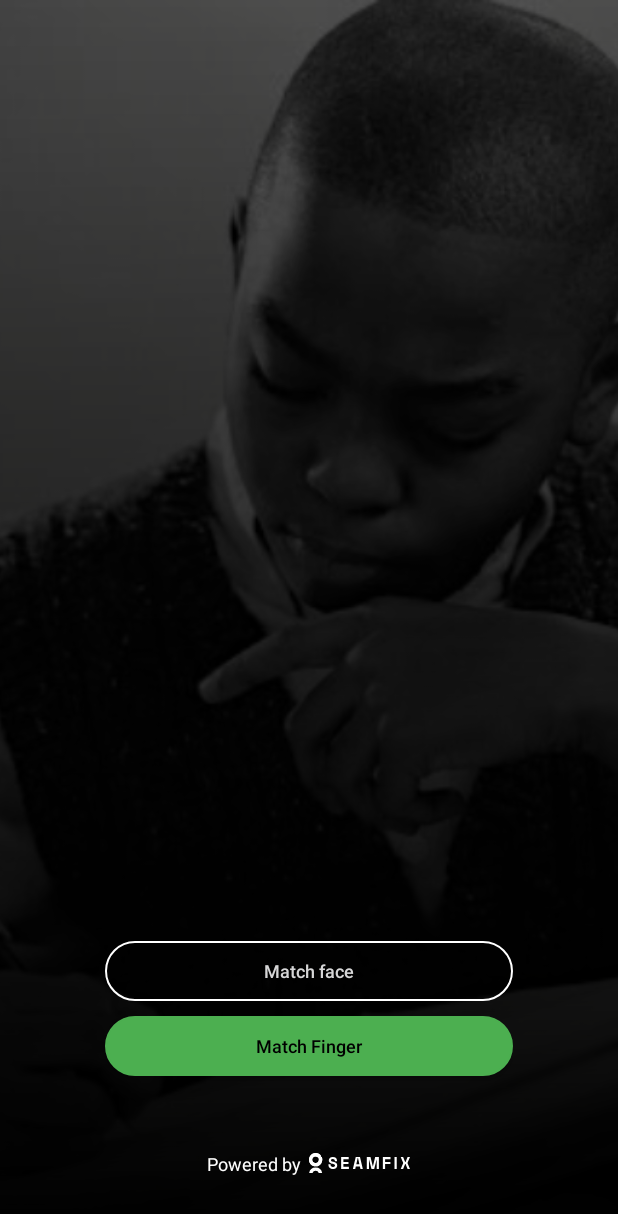
After one commit to sfxdoluwasegun/seamfix-android-barcode-capture-demo-migration, an Android app: the layout activity_home.xml on its own in the app's theme, with its tools: preview values and no code run, on a phone screen of 412 x 824 dp. The commit adds this screen. Shown: the top 1214 px of the screen. Run offline under Robolectric (Android 15) with nearby library versions, the phone set to English and light mode, and no system bars.

Commit message:
- Added view for Qr scanning - Added view for QR generation - Added home screen with landing page - NIMC-510

```diff
--- /dev/null
+++ b/Seamcode/app/src/main/java/com/seamfix/qrcode/HomeActivity.java
@@ -0,0 +1,31 @@
+package com.seamfix.qrcode;
+
+import android.support.v7.app.AppCompatActivity;
+import android.os.Bundle;
+import android.view.Window;
+import android.view.WindowManager;
+import android.widget.Button;
+
+import com.seamfix.seamcode.R;
+
+public class HomeActivity extends AppCompatActivity {
+
+    @Override
+    protected void onCreate(Bundle savedInstanceState) {
+        super.onCreate(savedInstanceState);
+        this.requestWindowFeature(Window.FEATURE_NO_TITLE);
+        getWindow().addFlags(WindowManager.LayoutParams.FLAG_FULLSCREEN);
+        setContentView(R.layout.activity_home);
+
+        Button matchFinger = findViewById(R.id.id_match_finger);
+        Button matchFace   =  findViewById(R.id.id_match_face);
+
+        matchFace.setOnClickListener(v -> {
+
+        });
+
+        matchFinger.setOnClickListener(v -> {
+
+        });
+    }
+}
--- a/Seamcode/app/src/main/java/com/seamfix/qrcode/TestSingleFingerActivity.java
+++ b/Seamcode/app/src/main/java/com/seamfix/qrcode/TestSingleFingerActivity.java
@@ -1,5 +1,6 @@
 package com.seamfix.qrcode;
 
+import android.graphics.Bitmap;
 import android.os.Bundle;
 import android.support.v7.app.AppCompatActivity;
 import android.util.Base64;
@@ -7,6 +8,16 @@ import android.util.Log;
 import android.widget.Toast;
 
 import com.google.gson.Gson;
+import com.google.zxing.BinaryBitmap;
+import com.google.zxing.ChecksumException;
+import com.google.zxing.FormatException;
+import com.google.zxing.LuminanceSource;
+import com.google.zxing.MultiFormatReader;
+import com.google.zxing.NotFoundException;
+import com.google.zxing.RGBLuminanceSource;
+import com.google.zxing.Reader;
+import com.google.zxing.Result;
+import com.google.zxing.common.HybridBinarizer;
 import com.machinezoo.sourceafis.FingerprintCompatibility;
 import com.machinezoo.sourceafis.FingerprintMatcher;
 import com.machinezoo.sourceafis.FingerprintTemplate;
@@ -19,6 +30,9 @@ import com.seamfix.sdk.fingerprint.threshold.FingerThresholds;
 import com.seamfix.sdk.fingerprint.threshold.ThresholdEntity;
 import com.seamfix.seamcode.R;
 import com.sf.bio.lib.util.FileUtils;
+
+import net.glxn.qrgen.android.QRCode;
+import net.glxn.qrgen.core.image.ImageType;
 
 import java.util.ArrayList;
 
@@ -64,8 +78,32 @@ public class TestSingleFingerActivity extends AppCompatActivity {
                 Log.e("LENGTH", "DATA OF ISO: "+ base64);
                 Log.e("LENGTH", "LENGTH OF ISO :" + base64.length());
 
+
+                QRCode code = QRCode.from(base64);
+                code.to(ImageType.PNG);
+                code.withSize(400, 400);
+                Bitmap qrImage  = code.bitmap();
+
+                int[] intArray = new int[qrImage.getWidth() * qrImage.getHeight()];
+                qrImage.getPixels(intArray, 0, qrImage.getWidth(), 0, 0, qrImage.getWidth(),qrImage.getHeight());
+                LuminanceSource source = new RGBLuminanceSource(qrImage.getWidth(), qrImage.getHeight(), intArray);
+                BinaryBitmap bitmap = new BinaryBitmap(new HybridBinarizer(source));
+                Reader reader = new MultiFormatReader();
+
+                byte[] decodedIsoTemp;
+                try {
+                    Result mResult = reader.decode(bitmap);
+                    String text = mResult.getText();
+                    decodedIsoTemp = Base64.decode(text, Base64.NO_WRAP);
+                } catch (NotFoundException | ChecksumException | FormatException e) {
+                    e.printStackTrace();
+                    Toast.makeText(TestSingleFingerActivity.this, "" + e.getMessage(), Toast.LENGTH_LONG).show();
+                    return;
+                }
+
+
                 if(candidate == null) {
-                    candidate = FingerprintCompatibility.convert(isoTemp);
+                    candidate = FingerprintCompatibility.convert(decodedIsoTemp);
                     String candidateSerial = candidate.serialize();
                     Log.e("LENGTH", "DATA OF SERIALIZED: " + candidateSerial);
                 }
@@ -73,6 +111,8 @@ public class TestSingleFingerActivity extends AppCompatActivity {
                 double score = new FingerprintMatcher().index(probe).match(candidate);
                 Log.e("SCORE", "MATCH SCORE: "+ score);
                 Toast.makeText(TestSingleFingerActivity.this, ""+score, Toast.LENGTH_LONG).show();
+
+
             }
 
             @Override
--- /dev/null
+++ b/Seamcode/app/src/main/res/drawable/background_gradient.xml
@@ -0,0 +1,8 @@
+<?xml version="1.0" encoding="utf-8"?>
+<shape xmlns:android="http://schemas.android.com/apk/res/android"
+    android:shape="rectangle">
+    <gradient
+        android:startColor="#000000"
+        android:endColor="#00000000"
+        android:angle="90"/>
+</shape>
--- /dev/null
+++ b/Seamcode/app/src/main/res/drawable/drawable_app_green_round_stroked.xml
@@ -0,0 +1,29 @@
+<?xml version="1.0" encoding="utf-8"?>
+<selector xmlns:android="http://schemas.android.com/apk/res/android">
+
+    <item android:state_enabled="false">
+        <shape android:shape="rectangle">
+            <corners android:radius="150dp" />
+            <solid android:color="#4CAF50" />
+            <stroke android:width="1dp" android:color="#4CAF50" />
+        </shape>
+    </item>
+
+    <item android:state_pressed="false">
+        <shape android:shape="rectangle">
+            <corners android:radius="150dp" />
+            <solid android:color="#4CAF50" />
+            <stroke android:width="1dp" android:color="#4CAF50" />
+        </shape>
+    </item>
+
+
+    <item android:state_pressed="true">
+        <shape android:shape="rectangle">
+            <corners android:radius="150dp" />
+            <solid android:color="#429645" />
+            <stroke android:width="1dp" android:color="#3D8B40" />
+        </shape>
+    </item>
+
+</selector>
--- /dev/null
+++ b/Seamcode/app/src/main/res/drawable/drawable_app_white_round_stroked.xml
@@ -0,0 +1,29 @@
+<?xml version="1.0" encoding="utf-8"?>
+<selector xmlns:android="http://schemas.android.com/apk/res/android">
+
+    <item android:state_enabled="false">
+        <shape android:shape="rectangle">
+            <corners android:radius="150dp" />
+            <solid android:color="@android:color/transparent" />
+            <stroke android:width="1dp" android:color="#FFFFFF" />
+        </shape>
+    </item>
+
+    <item android:state_pressed="false">
+        <shape android:shape="rectangle">
+            <corners android:radius="150dp" />
+            <solid android:color="@android:color/transparent" />
+            <stroke android:width="1dp" android:color="#FFFFFF" />
+        </shape>
+    </item>
+
+
+    <item android:state_pressed="true">
+        <shape android:shape="rectangle">
+            <corners android:radius="150dp" />
+            <solid android:color="@android:color/transparent" />
+            <stroke android:width="1dp" android:color="#ECECEC" />
+        </shape>
+    </item>
+
+</selector>
--- /dev/null
+++ b/Seamcode/app/src/main/res/drawable/ic_water_mark.xml
@@ -0,0 +1,39 @@
+<vector android:height="13dp" android:viewportHeight="13.095"
+    android:viewportWidth="66.635" android:width="67dp" xmlns:android="http://schemas.android.com/apk/res/android">
+    <group>
+        <clip-path android:pathData="M8.678,13.098a4.362,4.362 0,0 0,-8.594 0h2.233a2.178,2.178 0,0 1,4.133 0Z M 0,0"/>
+        <group>
+            <clip-path android:pathData="M0.0,0.0h102.81v68.273h-102.81z M 0,0"/>
+            <path android:fillColor="#fff" android:pathData="M0.0,0.0h9.397v4.417h-9.397z"/>
+        </group>
+    </group>
+    <group>
+        <clip-path android:pathData="M7.115,3.105l-0.817,0.383a2.186,2.186 0,1 1,-0.516 -0.7h0a1.137,1.137 0,0 0,1.333 0.317ZM7.321,1.135a4.38,4.38 0,1 0,1.028 1.4l-1.176,0.548a1.136,1.136 0,0 0,0.521 -1.5A1.124,1.124 0,0 0,7.321 1.132Z M 0,0"/>
+        <group>
+            <clip-path android:pathData="M0.0,0.0h102.81v68.273h-102.81z M 0,0"/>
+            <path android:fillColor="#fff" android:pathData="M0.0,0.0h9.558v9.558h-9.558z"/>
+        </group>
+    </group>
+    <path android:fillColor="#fff" android:fillType="evenOdd" android:pathData="M8.678,13.098a4.362,4.362 0,0 0,-8.594 0h2.233a2.178,2.178 0,0 1,4.133 0Z"/>
+    <group>
+        <clip-path android:pathData="M8.678,13.098a4.362,4.362 0,0 0,-8.594 0h2.233a2.178,2.178 0,0 1,4.133 0Z M 0,0"/>
+        <group>
+            <clip-path android:pathData="M0.0,0.0h102.81v68.273h-102.81z M 0,0"/>
+            <path android:fillColor="#fff" android:pathData="M0.0,0.0h9.397v4.417h-9.397z"/>
+        </group>
+    </group>
+    <group>
+        <clip-path android:pathData="M7.115,3.105l-0.817,0.383a2.186,2.186 0,1 1,-0.516 -0.7h0a1.137,1.137 0,0 0,1.333 0.317ZM7.321,1.135a4.38,4.38 0,1 0,1.028 1.4l-1.176,0.548a1.136,1.136 0,0 0,0.521 -1.5A1.124,1.124 0,0 0,7.321 1.132Z M 0,0"/>
+        <group>
+            <clip-path android:pathData="M0.0,0.0h102.81v68.273h-102.81z M 0,0"/>
+            <path android:fillColor="#fff" android:pathData="M0.0,0.0h9.558v9.558h-9.558z"/>
+        </group>
+    </group>
+    <path android:fillColor="#fff" android:fillType="evenOdd" android:pathData="M62.106,2.611l1.326,3.216h0.27l1.326,-3.216L66.638,2.611l-1.619,3.824v0.2l1.619,3.847L65.028,10.482l-1.326,-3.239h-0.27l-1.326,3.239L60.498,10.482l1.618,-3.847v-0.2l-1.618,-3.824Z"/>
+    <path android:fillColor="#fff" android:fillType="evenOdd" android:pathData="M56.405,2.611L57.8849,2.611v7.873L56.405,10.484L56.405,2.611Z"/>
+    <path android:fillColor="#fff" android:fillType="evenOdd" android:pathData="M48.728,2.599L53.778,2.599L53.778,4.019h-3.564v1.806h3.5v1.421h-3.5v3.249L48.728,10.495Z"/>
+    <path android:fillColor="#fff" android:fillType="evenOdd" android:pathData="M38.13,10.478L38.13,2.616h2.448l1.529,6.175h0.045l1.5,-6.175h2.46v7.862h-1.444v-6.231h-0.046l-1.608,6.231h-1.788l-1.608,-6.231h-0.045v6.231Z"/>
+    <path android:fillColor="#fff" android:fillType="evenOdd" android:pathData="M33.638,2.599h-2.8l-1.884,7.9h1.556l0.383,-1.693h2.681l0.383,1.693h1.556ZM31.214,7.389l0.924,-4.042h0.2l0.913,4.039Z"/>
+    <path android:fillColor="#fff" android:fillType="evenOdd" android:pathData="M21.21,2.604h4.977v1.42h-3.491v1.8h3.356v1.42h-3.356L22.696,9.074h3.626v1.42L21.21,10.494Z"/>
+    <path android:fillColor="#fff" android:fillType="evenOdd" android:pathData="M17.036,5.075a1.059,1.059 0,0 0,-0.355 -0.791,1.376 1.376,0 0,0 -0.991,-0.336 1.461,1.461 0,0 0,-0.855 0.222,0.7 0.7,0 0,0 -0.314,0.6 0.8,0.8 0,0 0,0.076 0.352,0.727 0.727,0 0,0 0.265,0.281 2.032,2.032 0,0 0,0.5 0.222,6.544 6.544,0 0,0 0.785,0.184 3.994,3.994 0,0 1,1.819 0.727,1.839 1.839,0 0,1 0.632,1.505v0.13a2.34,2.34 0,0 1,-0.192 0.958,2.017 2.017,0 0,1 -0.547,0.732 2.489,2.489 0,0 1,-0.867 0.466,4.182 4.182,0 0,1 -2.463,-0.049 2.636,2.636 0,0 1,-0.948 -0.585,2.469 2.469,0 0,1 -0.575,-0.878 3.011,3.011 0,0 1,-0.192 -1.1v-0.326h1.43v0.262a1.493,1.493 0,0 0,0.4 1.089,1.648 1.648,0 0,0 1.229,0.406 1.409,1.409 0,0 0,0.964 -0.281,0.875 0.875,0 0,0 0.314,-0.67 0.971,0.971 0,0 0,-0.065 -0.352,0.746 0.746,0 0,0 -0.228,-0.3 1.568,1.568 0,0 0,-0.443 -0.243,3.862 3.862,0 0,0 -0.715,-0.185 7.184,7.184 0,0 1,-1.053 -0.255,2.924 2.924,0 0,1 -0.828,-0.417 1.8,1.8 0,0 1,-0.547 -0.65,2.13 2.13,0 0,1 -0.192,-0.958v-0.065a1.964,1.964 0,0 1,0.192 -0.862,2.08 2.08,0 0,1 0.53,-0.689 2.459,2.459 0,0 1,0.823 -0.455,3.368 3.368,0 0,1 1.077,-0.163 3.461,3.461 0,0 1,1.191 0.192,2.55 2.55,0 0,1 0.872,0.515 2.153,2.153 0,0 1,0.53 0.747,2.269 2.269,0 0,1 0.178,0.889v0.391h-1.432Z"/>
+</vector>
--- /dev/null
+++ b/Seamcode/app/src/main/res/layout/activity_home.xml
@@ -0,0 +1,81 @@
+<?xml version="1.0" encoding="utf-8"?>
+<FrameLayout xmlns:android="http://schemas.android.com/apk/res/android"
+    xmlns:tools="http://schemas.android.com/tools"
+    android:layout_width="match_parent"
+    android:layout_height="match_parent"
+    tools:context="com.seamfix.qrcode.HomeActivity">
+
+    <ImageView
+        android:layout_width="match_parent"
+        android:layout_height="match_parent"
+        android:scaleType="centerCrop"
+        android:src="@drawable/background_image"
+        android:contentDescription="@string/text_back_image" />
+
+    <View
+        android:layout_width="match_parent"
+        android:layout_height="match_parent"
+        android:background="#A1000000" />
+
+    <View
+        android:layout_width="match_parent"
+        android:layout_height="match_parent"
+        android:background="@drawable/background_gradient" />
+
+    <RelativeLayout
+        android:layout_width="match_parent"
+        android:layout_height="match_parent">
+
+        <LinearLayout
+            android:id="@+id/id_button_selection_group"
+            android:layout_width="match_parent"
+            android:layout_height="wrap_content"
+            android:layout_marginStart="50dp"
+            android:layout_marginEnd="50dp"
+            android:layout_alignParentBottom="true"
+            android:padding="20dp"
+            android:orientation="vertical">
+
+            <Button
+                android:id="@+id/id_match_face"
+                android:layout_width="match_parent"
+                android:layout_height="40dp"
+                android:background="@drawable/drawable_app_white_round_stroked"
+                android:paddingStart="50dp"
+                android:paddingEnd="50dp"
+                android:text="@string/text_match_face"
+                android:textAllCaps="false"
+                android:textColor="@color/white"
+                android:textSize="12sp" />
+
+            <Button
+                android:id="@+id/id_match_finger"
+                android:layout_width="match_parent"
+                android:layout_height="40dp"
+                android:layout_marginTop="10dp"
+                android:background="@drawable/drawable_app_green_round_stroked"
+                android:paddingStart="50dp"
+                android:paddingEnd="50dp"
+                android:text="@string/text_match_finger"
+                android:textAllCaps="false"
+                android:textColor="@android:color/black"
+                android:textSize="12sp" />
+
+            <TextView
+                android:layout_width="wrap_content"
+                android:layout_height="wrap_content"
+                android:layout_marginTop="50dp"
+                android:layout_marginBottom="20dp"
+                android:layout_gravity="center"
+                android:drawableEnd="@drawable/ic_water_mark"
+                android:drawablePadding="5dp"
+                android:text="@string/powered_by"
+                android:textColor="@android:color/white"
+                android:textSize="12sp" />
+
+        </LinearLayout>
+
+    </RelativeLayout>
+
+
+</FrameLayout>
--- a/Seamcode/app/src/main/res/values/strings.xml
+++ b/Seamcode/app/src/main/res/values/strings.xml
@@ -1,3 +1,7 @@
 <resources>
     <string name="app_name">QRCODE</string>
+    <string name="powered_by">Powered by</string>
+    <string name="text_match_face">Match face</string>
+    <string name="text_match_finger">Match Finger</string>
+    <string name="text_back_image">Back image</string>
 </resources>
--- a/Seamcode/app/src/main/res/values/styles.xml
+++ b/Seamcode/app/src/main/res/values/styles.xml
@@ -6,6 +6,8 @@
         <item name="colorPrimary">@color/colorPrimary</item>
         <item name="colorPrimaryDark">@color/colorPrimaryDark</item>
         <item name="colorAccent">@color/colorAccent</item>
+        <item name="windowNoTitle">true</item>
+        <item name="windowActionBar">false</item>
     </style>
 
 </resources>
```
Also changed, not shown: Seamcode/app/src/main/AndroidManifest.xml (+8 -3 lines), Seamcode/app/src/main/res/drawable/background_image.jpg (added).
